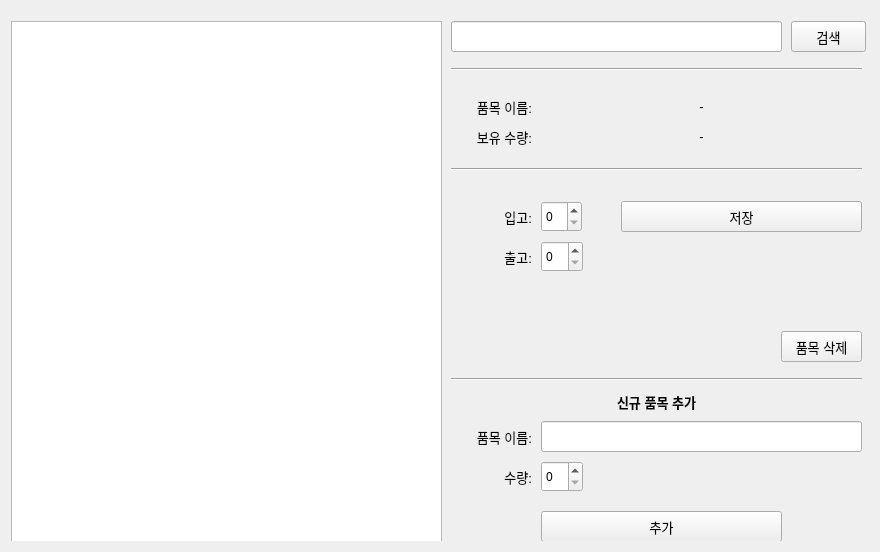
First picture: the form in InvScreen.ui, repository parks13/InventoryManagement, before the edit.
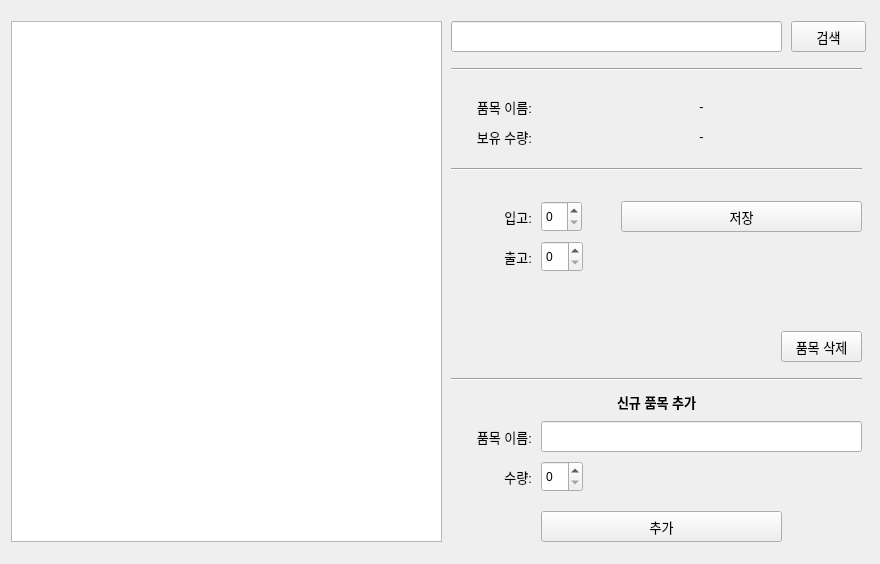
Second picture: the form after the edit. Icons and pictures are not drawn.

```diff
--- a/InvScreen.ui
+++ b/InvScreen.ui
@@ -7,7 +7,7 @@
     <x>0</x>
     <y>0</y>
     <width>880</width>
-    <height>552</height>
+    <height>564</height>
    </rect>
   </property>
   <property name="windowTitle">
```
